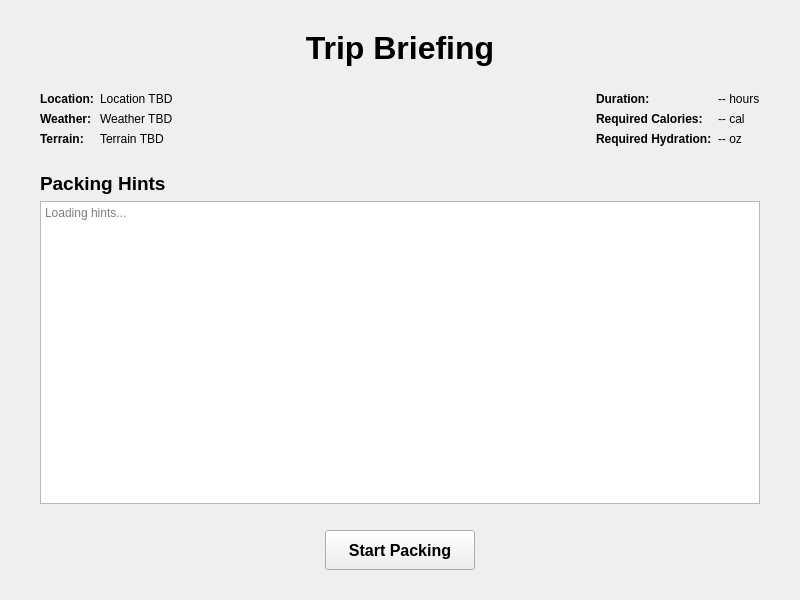
Qt form briefview.ui (prkholl24/pack-out) before a commit.
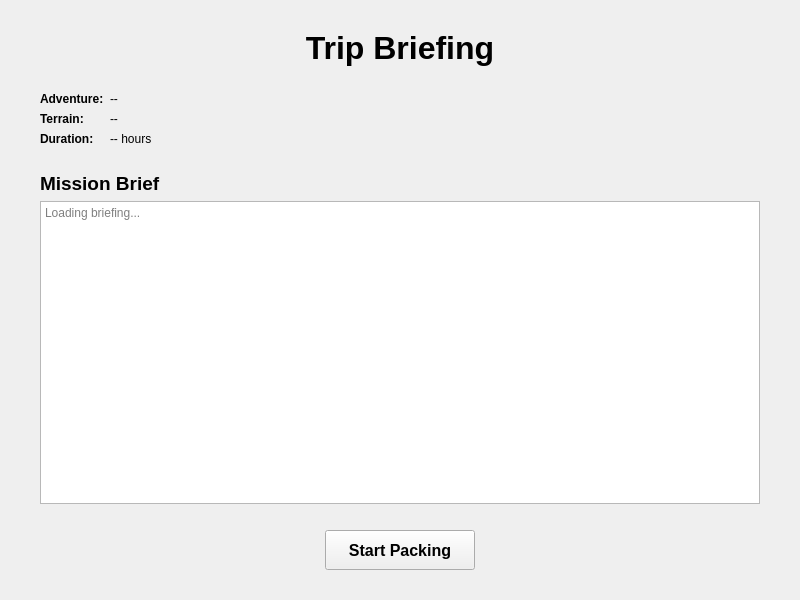
The same form after that commit.

Diff of the .ui file:
```diff
--- a/briefview.ui
+++ b/briefview.ui
@@ -59,13 +59,11 @@
     </spacer>
    </item>
    <item>
-    <layout class="QHBoxLayout" name="infoLayout">
-     <item>
-      <layout class="QFormLayout" name="leftFormLayout">
+    <layout class="QFormLayout" name="tripConditionsLayout">
        <item row="0" column="0">
-        <widget class="QLabel" name="locationTitleLabel">
+      <widget class="QLabel" name="adventureTitleLabel">
          <property name="text">
-          <string>Location:</string>
+        <string>Adventure:</string>
          </property>
          <property name="font">
           <font>
@@ -75,32 +73,13 @@
         </widget>
        </item>
        <item row="0" column="1">
-        <widget class="QLabel" name="locationLabel">
+      <widget class="QLabel" name="adventureLabel">
          <property name="text">
-          <string>Location TBD</string>
+        <string>--</string>
          </property>
         </widget>
        </item>
        <item row="1" column="0">
-        <widget class="QLabel" name="weatherTitleLabel">
-         <property name="text">
-          <string>Weather:</string>
-         </property>
-         <property name="font">
-          <font>
-           <bold>true</bold>
-          </font>
-         </property>
-        </widget>
-       </item>
-       <item row="1" column="1">
-        <widget class="QLabel" name="weatherLabel">
-         <property name="text">
-          <string>Weather TBD</string>
-         </property>
-        </widget>
-       </item>
-       <item row="2" column="0">
         <widget class="QLabel" name="terrainTitleLabel">
          <property name="text">
           <string>Terrain:</string>
@@ -112,31 +91,14 @@
          </property>
         </widget>
        </item>
-       <item row="2" column="1">
+     <item row="1" column="1">
         <widget class="QLabel" name="terrainLabel">
          <property name="text">
-          <string>Terrain TBD</string>
+        <string>--</string>
          </property>
         </widget>
        </item>
-      </layout>
-     </item>
-     <item>
-      <spacer name="middleSpacer">
-       <property name="orientation">
-        <enum>Qt::Horizontal</enum>
-       </property>
-       <property name="sizeHint" stdset="0">
-        <size>
-         <width>40</width>
-         <height>20</height>
-        </size>
-       </property>
-      </spacer>
-     </item>
-     <item>
-      <layout class="QFormLayout" name="rightFormLayout">
-       <item row="0" column="0">
+     <item row="2" column="0">
         <widget class="QLabel" name="durationTitleLabel">
          <property name="text">
           <string>Duration:</string>
@@ -148,53 +110,13 @@
          </property>
         </widget>
        </item>
-       <item row="0" column="1">
+     <item row="2" column="1">
         <widget class="QLabel" name="durationLabel">
          <property name="text">
           <string>-- hours</string>
          </property>
         </widget>
        </item>
-       <item row="1" column="0">
-        <widget class="QLabel" name="caloriesTitleLabel">
-         <property name="text">
-          <string>Required Calories:</string>
-         </property>
-         <property name="font">
-          <font>
-           <bold>true</bold>
-          </font>
-         </property>
-        </widget>
-       </item>
-       <item row="1" column="1">
-        <widget class="QLabel" name="caloriesLabel">
-         <property name="text">
-          <string>-- cal</string>
-         </property>
-        </widget>
-       </item>
-       <item row="2" column="0">
-        <widget class="QLabel" name="hydrationTitleLabel">
-         <property name="text">
-          <string>Required Hydration:</string>
-         </property>
-         <property name="font">
-          <font>
-           <bold>true</bold>
-          </font>
-         </property>
-        </widget>
-       </item>
-       <item row="2" column="1">
-        <widget class="QLabel" name="hydrationLabel">
-         <property name="text">
-          <string>-- oz</string>
-         </property>
-        </widget>
-       </item>
-      </layout>
-     </item>
     </layout>
    </item>
    <item>
@@ -216,7 +138,7 @@
    <item>
     <widget class="QLabel" name="hintsTitleLabel">
      <property name="text">
-      <string>Packing Hints</string>
+      <string>Mission Brief</string>
      </property>
      <property name="font">
       <font>
@@ -232,7 +154,7 @@
       <bool>true</bool>
      </property>
      <property name="placeholderText">
-      <string>Loading hints...</string>
+      <string>Loading briefing...</string>
      </property>
     </widget>
    </item>
```
Left out of the diff: 4 changed lines with no effect on the pictures. Lines whose indentation alone changed are shown as unchanged.
